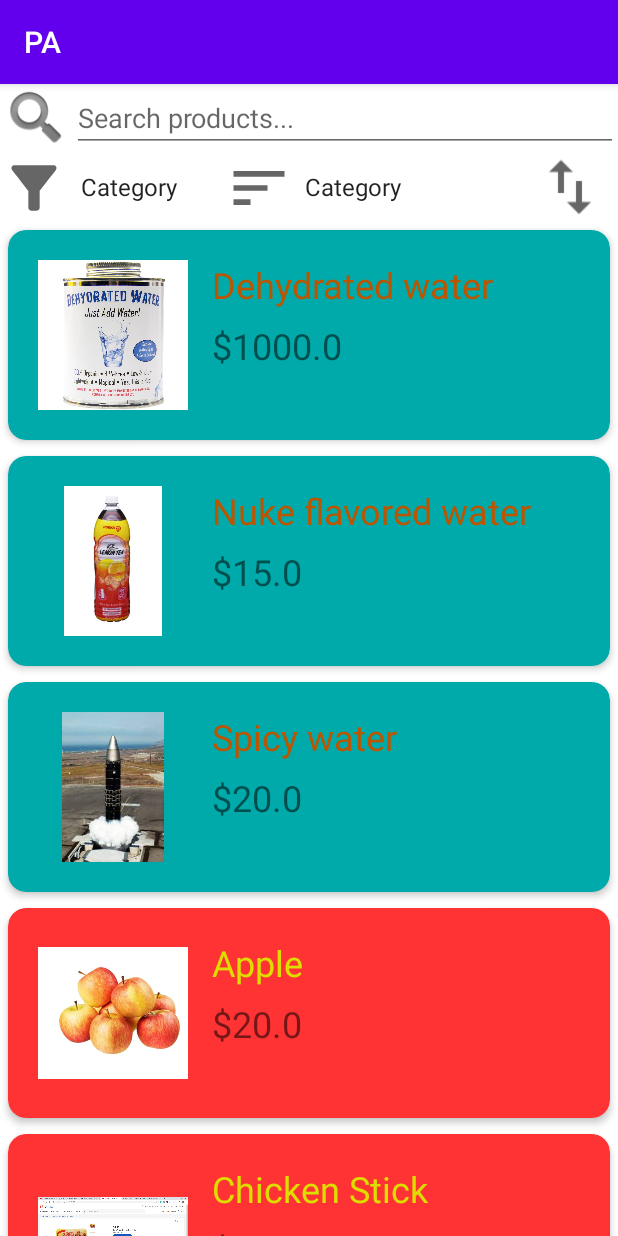
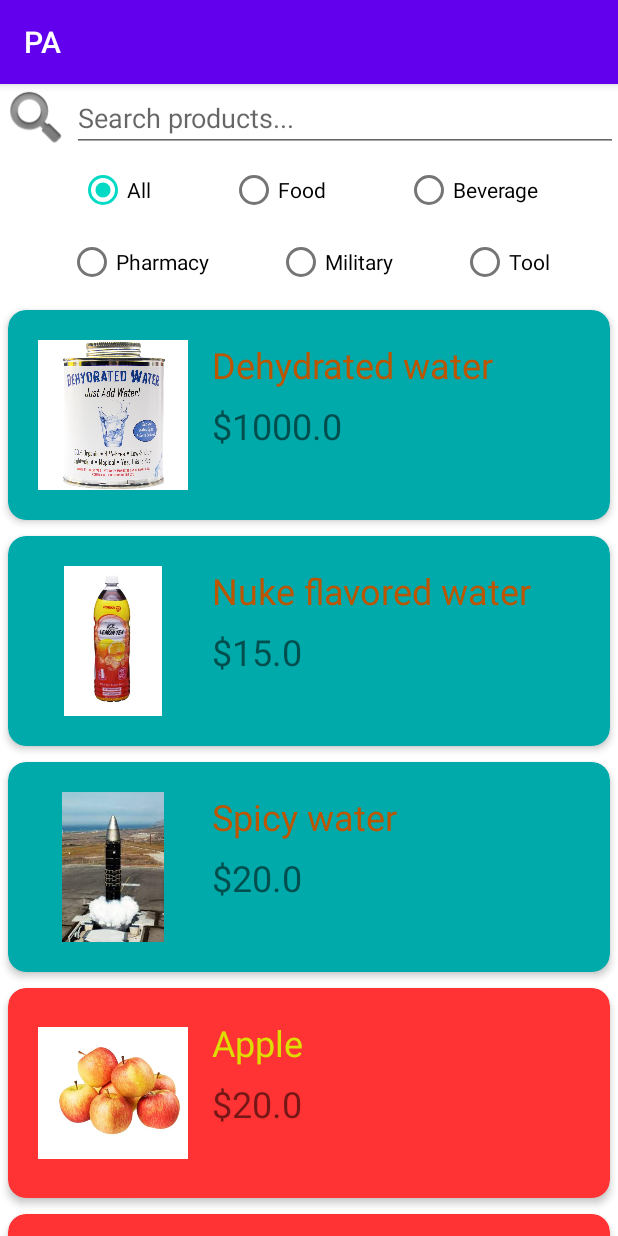
Before and after one commit to theredstone496/pp, an Android app: the fragment ProductTab shown on its own in the app's theme, on a phone screen of 412 x 824 dp. Run offline under Robolectric (Android 15) with nearby library versions, the light colour scheme and no system bars.

Commit message:
select which category to view

```diff
--- a/app/src/main/java/com/example/pa/ProductTab.kt
+++ b/app/src/main/java/com/example/pa/ProductTab.kt
@@ -20,18 +20,19 @@ import com.example.pa.data.Review
 import com.example.pa.data.Warehouse
 import java.time.LocalDate
 import android.widget.AdapterView
-
-
-
+import com.example.pa.data.Settings
 
 
 class ProductTab : Fragment() {
     private val productList = Warehouse.products
     private lateinit var searchET : EditText
-    private lateinit var sortSpinner: Spinner
-    private lateinit var filterSpinner: Spinner
-    private lateinit var reverseButton: ImageButton
     private lateinit var adapter: ProductRecyclerAdapter
+    private lateinit var catBtnA: RadioButton
+    private lateinit var catBtnF: RadioButton
+    private lateinit var catBtnB: RadioButton
+    private lateinit var catBtnP: RadioButton
+    private lateinit var catBtnM: RadioButton
+    private lateinit var catBtnT: RadioButton
 
     override fun onCreateView(
         inflater: LayoutInflater, container: ViewGroup?,
@@ -40,35 +41,33 @@ class ProductTab : Fragment() {
         super.onCreate(savedInstanceState)
 
         val view: View = inflater.inflate(R.layout.fragment_producttab, container, false)
-        sortSpinner = view.findViewById(R.id.sortSpinner)
-        val planetList = resources.getStringArray(R.array.sort_array)
-        val sadapter = ArrayAdapter(view.context, android.R.layout.simple_spinner_item, planetList)
-        sortSpinner.adapter = sadapter
-        sadapter.setNotifyOnChange(true)
 
-        sortSpinner.setOnItemSelectedListener(object : AdapterView.OnItemSelectedListener {
-            override fun onItemSelected(
-                parent: AdapterView<*>?,
-                view: View,
-                position: Int,
-                id: Long
-            ) {
-                Log.i("", "balls")
-            }
 
-            override fun onNothingSelected(parent: AdapterView<*>?) {Log.i("", "balls")}
-        })
-
-        filterSpinner = view.findViewById(R.id.filterSpinner)
-        reverseButton = view.findViewById(R.id.reverseButton)
         searchET = view.findViewById(R.id.searchET)
         val recyclerView = view.findViewById<RecyclerView>(R.id.product_recycler_view)
         val layoutManager = GridLayoutManager(context, 1)
+        catBtnA = view.findViewById(R.id.catBtnA)
+        catBtnF = view.findViewById(R.id.catBtnF)
+        catBtnB = view.findViewById(R.id.catBtnB)
+        catBtnP = view.findViewById(R.id.catBtnP)
+        catBtnM = view.findViewById(R.id.catBtnM)
+        catBtnT = view.findViewById(R.id.catBtnT)
+
+
 
         recyclerView.layoutManager = layoutManager
 
         adapter = ProductRecyclerAdapter(productList)
         recyclerView.adapter = adapter
+        filterCat(Settings.viewedCategory, adapter)
+        when (Settings.viewedCategory) {
+            "All" -> catBtnA.isChecked = true
+            "Food" -> catBtnF.isChecked = true
+            "Beverage" -> catBtnB.isChecked = true
+            "Pharmacy" -> catBtnP.isChecked = true
+            "Military" -> catBtnM.isChecked = true
+            "Tool" -> catBtnT.isChecked = true
+        }
 
         searchET.addTextChangedListener(object: TextWatcher {
             override fun onTextChanged(s: CharSequence, start: Int, before: Int, count: Int) {
@@ -77,12 +76,62 @@ class ProductTab : Fragment() {
             override fun beforeTextChanged(s: CharSequence, start: Int, count: Int, after: Int) {}
             override fun afterTextChanged(s: Editable) {}
         })
+        catBtnA.setOnClickListener {
+            catBtnF.isChecked = false
+            catBtnB.isChecked = false
+            catBtnP.isChecked = false
+            catBtnM.isChecked = false
+            catBtnT.isChecked = false
+            filterCat("All", adapter)
+            Settings.viewedCategory = "All"
+        }
+        catBtnF.setOnClickListener {
+            catBtnA.isChecked = false
+            catBtnB.isChecked = false
+            catBtnP.isChecked = false
+            catBtnM.isChecked = false
+            catBtnT.isChecked = false
+            filterCat("Food", adapter)
+            Settings.viewedCategory = "Food"
+        }
+        catBtnB.setOnClickListener {
+            catBtnF.isChecked = false
+            catBtnA.isChecked = false
+            catBtnP.isChecked = false
+            catBtnM.isChecked = false
+            catBtnT.isChecked = false
+            filterCat("Beverage", adapter)
+            Settings.viewedCategory = "Beverage"
+        }
+        catBtnP.setOnClickListener {
+            catBtnF.isChecked = false
+            catBtnB.isChecked = false
+            catBtnA.isChecked = false
+            catBtnM.isChecked = false
+            catBtnT.isChecked = false
+            filterCat("Pharmacy", adapter)
+            Settings.viewedCategory = "Pharmacy"
+        }
+        catBtnM.setOnClickListener {
+            catBtnF.isChecked = false
+            catBtnB.isChecked = false
+            catBtnP.isChecked = false
+            catBtnA.isChecked = false
+            catBtnT.isChecked = false
+            filterCat("Military", adapter)
+            Settings.viewedCategory = "Military"
+        }
+        catBtnT.setOnClickListener {
+            catBtnF.isChecked = false
+            catBtnB.isChecked = false
+            catBtnP.isChecked = false
+            catBtnM.isChecked = false
+            catBtnA.isChecked = false
+            filterCat("Tool", adapter)
+            Settings.viewedCategory = "Tool"
+        }
 
         return view
-    }
-    override fun onStart() {
-        super.onStart()
-        sortSpinner.get(0)
     }
 
 
@@ -94,6 +143,16 @@ class ProductTab : Fragment() {
         adapter.productList = newProductList
         adapter.notifyDataSetChanged()
     }
-
+    fun filterCat(cat: String, adapter: ProductRecyclerAdapter) {
+        if (cat != "All") {
+            val newProductList: ArrayList<Product> = ArrayList<Product>()
+            for (product: Product in productList) {
+                if (product.category.lowercase() == cat.lowercase()) newProductList.add(product)
+            }
+            adapter.productList = newProductList
+        }
+        else adapter.productList = productList
+        adapter.notifyDataSetChanged()
+    }
 
 }
--- /dev/null
+++ b/app/src/main/java/com/example/pa/data/Settings.kt
@@ -0,0 +1,7 @@
+package com.example.pa.data
+
+class Settings {
+    companion object {
+        var viewedCategory: String = "All"
+    }
+}
--- a/app/src/main/res/layout/fragment_producttab.xml
+++ b/app/src/main/res/layout/fragment_producttab.xml
@@ -10,11 +10,12 @@
         android:id="@+id/product_recycler_view"
         android:layout_width="0dp"
         android:layout_height="0dp"
+        android:layout_marginTop="100dp"
         app:layout_constraintBottom_toBottomOf="parent"
         app:layout_constraintEnd_toEndOf="parent"
         app:layout_constraintHorizontal_bias="1.0"
         app:layout_constraintStart_toStartOf="parent"
-        app:layout_constraintTop_toBottomOf="@+id/imageView4"
+        app:layout_constraintTop_toBottomOf="@+id/searchET"
         app:layout_constraintVertical_bias="1.0" />
 
     <ImageView
@@ -37,72 +38,58 @@
         app:layout_constraintStart_toEndOf="@+id/imageView2"
         app:layout_constraintTop_toTopOf="parent" />
 
-    <Spinner
-        android:id="@+id/sortSpinner"
-        style="@style/spinnerItemStyle"
-        android:layout_width="wrap_content"
-        android:layout_height="0dp"
-        android:background="@drawable/ic_baseline_add_24"
-        android:backgroundTint="#00FFFFFF"
-        android:entries="@array/filter_cats"
-        android:foregroundGravity="right"
-        android:gravity="end"
-        android:textAlignment="viewEnd"
-        app:layout_constraintBottom_toTopOf="@+id/product_recycler_view"
-        app:layout_constraintStart_toEndOf="@+id/textView5"
-        app:layout_constraintTop_toBottomOf="@+id/searchET" />
-
-    <Spinner
-        android:id="@+id/filterSpinner"
-        android:layout_width="wrap_content"
-        android:layout_height="0dp"
-        android:background="@drawable/ic_baseline_filter_alt_24"
-        android:backgroundTint="#00FFFFFF"
-        android:entries="@array/sort_array"
-        app:layout_constraintBottom_toTopOf="@+id/product_recycler_view"
-        app:layout_constraintStart_toEndOf="@+id/imageView5"
-        app:layout_constraintTop_toBottomOf="@+id/searchET"
-        app:layout_constraintVertical_bias="1.0" />
-
-    <ImageButton
-        android:id="@+id/reverseButton"
-        style="@android:style/Widget.Holo.Light.ImageButton"
-        android:layout_width="wrap_content"
-        android:layout_height="0dp"
-        android:backgroundTint="#00FFFFFF"
-        android:scaleX="1.2"
-        android:scaleY="1.2"
-        app:layout_constraintBottom_toTopOf="@+id/product_recycler_view"
-        app:layout_constraintEnd_toEndOf="parent"
-        app:layout_constraintTop_toBottomOf="@+id/searchET"
-        app:layout_constraintVertical_bias="0.0"
-        app:srcCompat="@drawable/ic_baseline_swap_vert_24" />
-
-    <ImageView
-        android:id="@+id/imageView4"
+    <RadioButton
+        android:id="@+id/catBtnA"
         android:layout_width="wrap_content"
         android:layout_height="wrap_content"
+        android:text="@string/cat_a"
+        app:layout_constraintEnd_toStartOf="@+id/catBtnF"
         app:layout_constraintStart_toStartOf="parent"
-        app:layout_constraintTop_toBottomOf="@+id/imageView2"
-        app:srcCompat="@drawable/ic_baseline_filter_alt_24" />
+        app:layout_constraintTop_toBottomOf="@+id/imageView2" />
 
-    <ImageView
-        android:id="@+id/imageView5"
+    <RadioButton
+        android:id="@+id/catBtnF"
         android:layout_width="wrap_content"
         android:layout_height="wrap_content"
-        android:layout_marginStart="24dp"
-        app:layout_constraintStart_toEndOf="@+id/sortSpinner"
-        app:layout_constraintTop_toBottomOf="@+id/imageView2"
-        app:srcCompat="@drawable/ic_baseline_sort_24" />
+        android:text="@string/cat_f"
+        app:layout_constraintEnd_toStartOf="@+id/catBtnB"
+        app:layout_constraintStart_toEndOf="@+id/catBtnA"
+        app:layout_constraintTop_toBottomOf="@+id/imageView2" />
 
-    <TextView
-        android:id="@+id/textView5"
+    <RadioButton
+        android:id="@+id/catBtnB"
         android:layout_width="wrap_content"
         android:layout_height="wrap_content"
-        android:textColor="#000000"
-        android:textSize="15sp"
-        app:layout_constraintBottom_toTopOf="@+id/product_recycler_view"
-        app:layout_constraintStart_toEndOf="@+id/imageView4"
-        app:layout_constraintTop_toBottomOf="@+id/searchET" />
+        android:text="@string/cat_b"
+        app:layout_constraintEnd_toEndOf="parent"
+        app:layout_constraintStart_toEndOf="@+id/catBtnF"
+        app:layout_constraintTop_toBottomOf="@+id/imageView2" />
+
+    <RadioButton
+        android:id="@+id/catBtnP"
+        android:layout_width="wrap_content"
+        android:layout_height="wrap_content"
+        android:text="@string/cat_p"
+        app:layout_constraintEnd_toStartOf="@+id/catBtnM"
+        app:layout_constraintStart_toStartOf="parent"
+        app:layout_constraintTop_toBottomOf="@+id/catBtnA" />
+
+    <RadioButton
+        android:id="@+id/catBtnM"
+        android:layout_width="wrap_content"
+        android:layout_height="wrap_content"
+        android:text="@string/cat_m"
+        app:layout_constraintEnd_toStartOf="@+id/catBtnT"
+        app:layout_constraintStart_toEndOf="@+id/catBtnP"
+        app:layout_constraintTop_toBottomOf="@+id/catBtnB" />
+
+    <RadioButton
+        android:id="@+id/catBtnT"
+        android:layout_width="wrap_content"
+        android:layout_height="wrap_content"
+        android:text="@string/cat_t"
+        app:layout_constraintEnd_toEndOf="parent"
+        app:layout_constraintStart_toEndOf="@+id/catBtnM"
+        app:layout_constraintTop_toBottomOf="@+id/catBtnB" />
 
 </androidx.constraintlayout.widget.ConstraintLayout>
--- a/app/src/main/res/values/strings.xml
+++ b/app/src/main/res/values/strings.xml
@@ -39,4 +39,12 @@
     <string name="reviewReviewHint">Review content</string>
 
     <string name="productSearchHint">Search products...</string>
+
+    <string name="cat_a">All</string>
+    <string name="cat_f">Food</string>
+    <string name="cat_b">Beverage</string>
+    <string name="cat_p">Pharmacy</string>
+    <string name="cat_m">Military</string>
+    <string name="cat_t">Tool</string>
+
 </resources>
```
